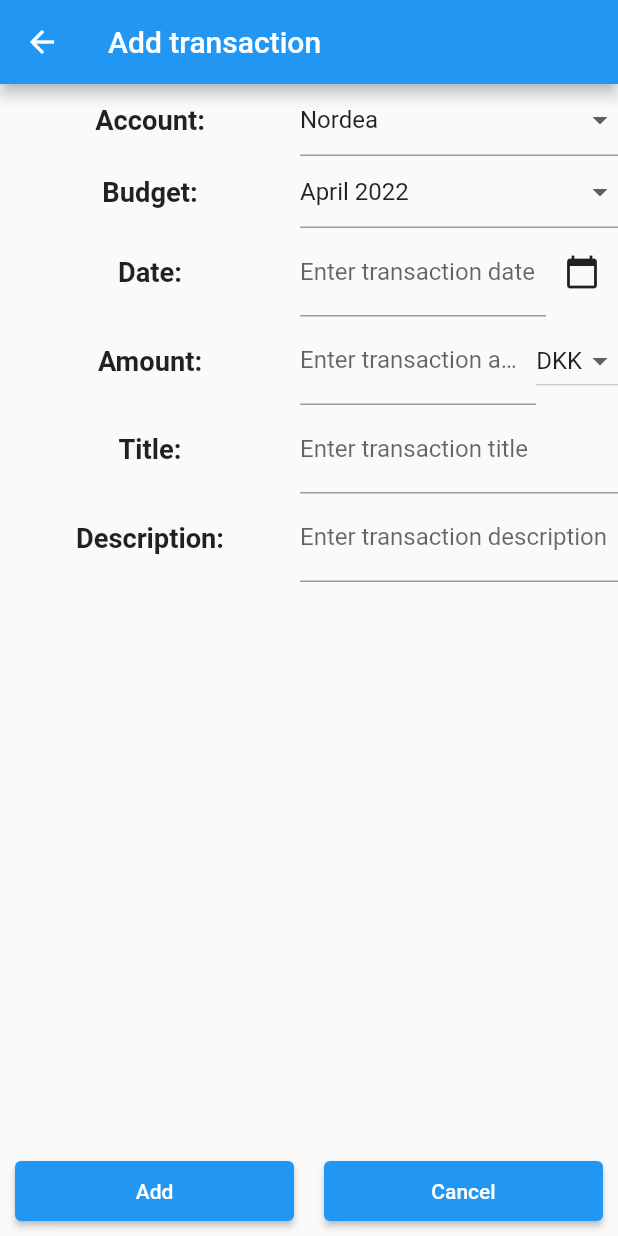
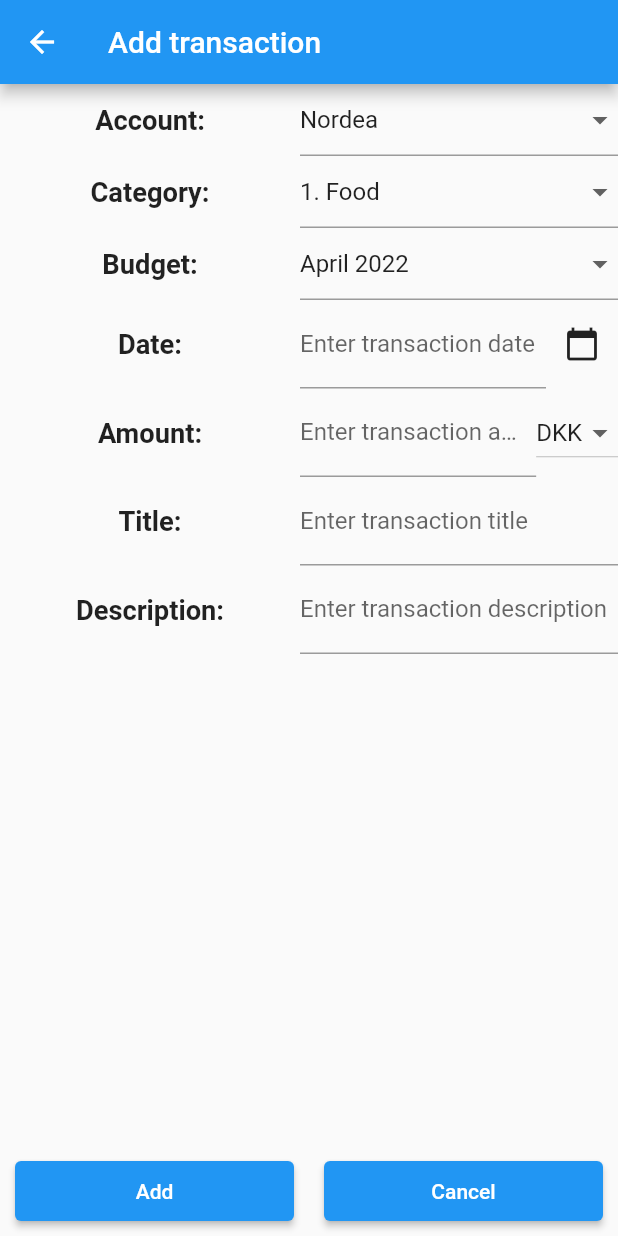
Before and after one commit to OstapGonchar/flutter_family_budget, a Flutter app: the AddTransactionWidget screen opened directly, on a phone screen of 412 x 824 dp. Run offline on Flutter 3.47's test engine with Material 2 defaults, Android fonts, the light colour scheme and no system bars; network calls fail.

Commit message:
Added working add button and missing category

```diff
--- a/lib/main.dart
+++ b/lib/main.dart
@@ -1,9 +1,9 @@
-import 'package:family_budget/widgets/transactions_widget.dart';
+import 'package:family_budget/widgets/main_widget.dart';
 import 'package:flutter/material.dart';
 
 void main() {
   runApp(const MaterialApp(
     title: 'Family Budget',
-    home: TransactionsWidget(),
+    home: MainWidget(),
   ));
 }
--- a/lib/models/transaction.dart
+++ b/lib/models/transaction.dart
@@ -12,10 +12,15 @@ class Transaction {
   final Category? category;
   final Budget? budget;
   final String description;
+  final bool isSync;
 
   const Transaction(
       this.title, this.amount, this.currency, this.dateTime, this.account,
-      {this.id, this.description = '', this.category, this.budget});
+      {this.id,
+      this.description = '',
+      this.category,
+      this.budget,
+      this.isSync = true});
 
   @override
   String toString() {
--- a/lib/services/transaction_service.dart
+++ b/lib/services/transaction_service.dart
@@ -3,20 +3,27 @@ import 'package:family_budget/models/category.dart';
 import 'package:family_budget/models/transaction.dart';
 
 class TransactionService {
+  static const _account = Account('Nordea', id: 1);
+
+  final List<Transaction> _debtTransactions = [
+    Transaction('Train Tickets', 927.00, 'DKK', DateTime(2022, 4, 18), _account, category: const Category('5. Transport')),
+    Transaction('Fish', 1005.00, 'DKK', DateTime(2022, 4, 17), _account, category: const Category('1. Food')),
+    Transaction('Food', 634.00, 'DKK', DateTime(2022, 4, 17), _account, category: const Category('1. Food')),
+    Transaction('Bouldering', 215.00, 'DKK', DateTime(2022, 4, 17), _account, category: const Category('4. Sport')),
+  ];
+
   List<Transaction> getDebtTransactions() {
-    const account = Account('Nordea', id: 1);
-    return [
-      Transaction('Train Tickets', 927.00, 'DKK', DateTime(2022, 4, 18), account, category: const Category('5. Transport')),
-      Transaction('Fish', 1005.00, 'DKK', DateTime(2022, 4, 17), account, category: const Category('1. Food')),
-      Transaction('Food', 634.00, 'DKK', DateTime(2022, 4, 17), account, category: const Category('1. Food')),
-      Transaction('Bouldering', 215.00, 'DKK', DateTime(2022, 4, 17), account, category: const Category('4. Sport')),
-    ];
+    return _debtTransactions;
+  }
+
+  addDebtTransaction(Transaction transaction) {
+    _debtTransactions.add(transaction);
+    _debtTransactions.sort((a, b) => b.dateTime.compareTo(a.dateTime));
   }
 
   List<Transaction> getIncomeTransactions() {
-    const account = Account('Nordea', id: 1);
     return [
-      Transaction('Salary', 53000.00, 'DKK', DateTime(2022, 3, 30), account, category: const Category('1. Salary')),
+      Transaction('Salary', 53000.00, 'DKK', DateTime(2022, 3, 30), _account, category: const Category('1. Salary')),
     ];
   }
 }
--- a/lib/widgets/add_transaction_widget.dart
+++ b/lib/widgets/add_transaction_widget.dart
@@ -1,4 +1,5 @@
 import 'package:family_budget/models/account.dart';
+import 'package:family_budget/models/category.dart';
 import 'package:family_budget/models/transaction.dart';
 import 'package:family_budget/services/account_service.dart';
 import 'package:family_budget/utils/validators/form_validators.dart';
@@ -21,6 +22,7 @@ class _AddTransactionState extends State<AddTransactionWidget> {
   final _formKey = GlobalKey<FormState>();
 
   Account _account = const Account('Nordea', id: 1);
+  String _category = '1. Food';
   String _budget = 'April 2022';
   DateTime _transactionDate = DateTime.now();
   double _amount = 0;
@@ -39,6 +41,7 @@ class _AddTransactionState extends State<AddTransactionWidget> {
         child: ListView(
           children: [
             accountRow(),
+            categoryRow(),
             budgetRow(),
             dateRow(),
             amountRow(),
@@ -79,6 +82,32 @@ class _AddTransactionState extends State<AddTransactionWidget> {
             });
           },
           validator: isNullValidator(),
+        ))
+      ],
+    );
+  }
+
+  Row categoryRow() {
+    return Row(
+      children: [
+        label('Category:'),
+        Expanded(
+            child: DropdownButtonFormField(
+          value: _category,
+          isExpanded: true,
+          items:
+              <String>['1. Food'].map<DropdownMenuItem<String>>((String value) {
+            return DropdownMenuItem<String>(
+              value: value,
+              child: Text(value),
+            );
+          }).toList(),
+          onChanged: (String? newValue) {
+            setState(() {
+              _category = newValue!;
+            });
+          },
+          validator: isEmptyStringValidator(),
         ))
       ],
     );
@@ -246,11 +275,12 @@ class _AddTransactionState extends State<AddTransactionWidget> {
                 child: ElevatedButton(
                     onPressed: () {
                       if (_formKey.currentState!.validate()) {
-                        //TODO: This result should called via parent callback function
                         final transaction = Transaction(_title, _amount,
                             _currency, _transactionDate, _account,
-                            description: _description);
-                        debugPrint(transaction.toString());
+                            description: _description,
+                            isSync: false,
+                            category: Category(_category));
+                        Navigator.pop(context, transaction);
                       }
                     },
                     child: const Text('Add')))),
```
Also changed, not shown: lib/widgets/debt_widget.dart (deleted, +0 -17 lines), lib/widgets/income_widget.dart (deleted, +0 -17 lines), lib/widgets/main_widget.dart (renamed from lib/widgets/transactions_widget.dart, +19 -8 lines), lib/widgets/transactions_list_widget.dart (added, +17 -0 lines).
